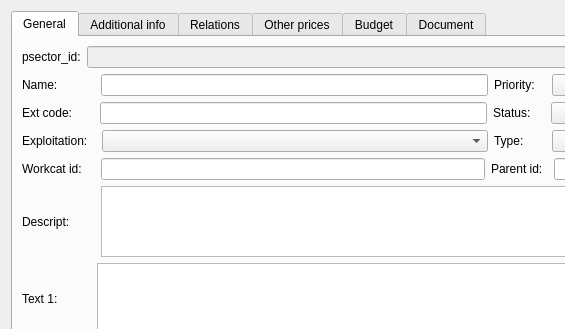
Old version of the form core/ui/toolbars/plan/psector.ui in the repository Giswater/giswater_qgis_plugin; both pictures show x 0 to 565 and y 0 to 329 of the 960 by 633 pixel window.
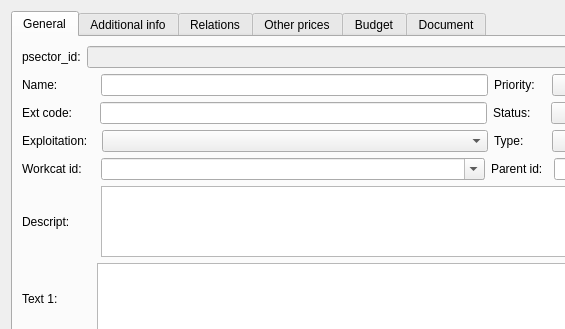
New version of the form. Icons and pictures are not drawn.

Commit message: Harmonize workcat combos in element & psector dialogs

The edit to the form file:
```diff
--- a/core/ui/toolbars/plan/psector.ui
+++ b/core/ui/toolbars/plan/psector.ui
@@ -292,7 +292,17 @@
           </spacer>
          </item>
          <item>
-          <widget class="QLineEdit" name="workcat_id"/>
+          <widget class="QComboBox" name="workcat_id">
+           <property name="sizePolicy">
+            <sizepolicy hsizetype="Expanding" vsizetype="Fixed">
+             <horstretch>0</horstretch>
+             <verstretch>0</verstretch>
+            </sizepolicy>
+           </property>
+           <property name="editable">
+            <bool>true</bool>
+           </property>
+          </widget>
          </item>
          <item>
           <widget class="QLabel" name="label">
```
The commit also changes 2 other files.
